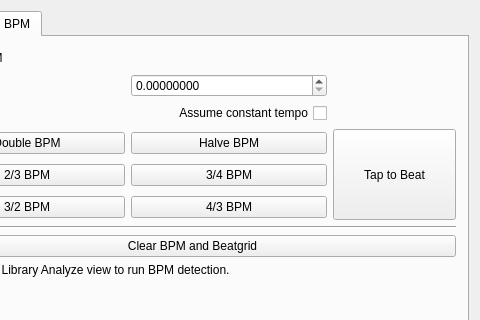
Qt form src/library/dlgtrackinfo.ui (mixxxdj/mixxx) before a commit; both pictures show x 95 to 575 and y 0 to 320 of the 575 by 595 pixel window.
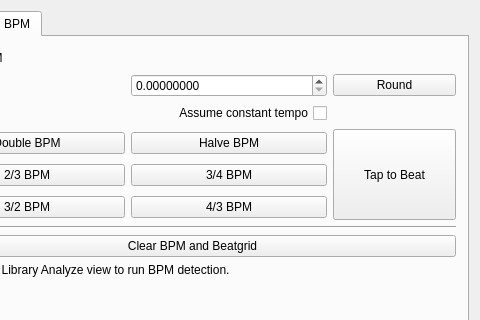
The same form after that commit.

Commit message:
Fix save order, add round button
Detect when the BPM value was changed by the user and save
the BPM value in such cases on apply.
This allows to unlock, change the BPM value, lock again and then press
apply and the value is saved.
Previously the user had to unlock, change the BPM, press apply, then
lock the track again and then apply, which is a not very intuitive workflow.

Add round button next to BPM spin box to round the BPM number to
the next integer value. Very handy on 2/3 multipliers.

```diff
--- a/src/library/dlgtrackinfo.ui
+++ b/src/library/dlgtrackinfo.ui
@@ -807,6 +807,16 @@
              </property>
             </widget>
            </item>
+           <item row="0" column="2">
+            <widget class="QPushButton" name="bpmRound">
+             <property name="toolTip">
+              <string>Rounds the BPM value to the nearest integer.</string>
+             </property>
+             <property name="text">
+              <string>Round</string>
+             </property>
+            </widget>
+           </item>
           </layout>
          </item>
         </layout>
```
The commit also changes 2 other files.
